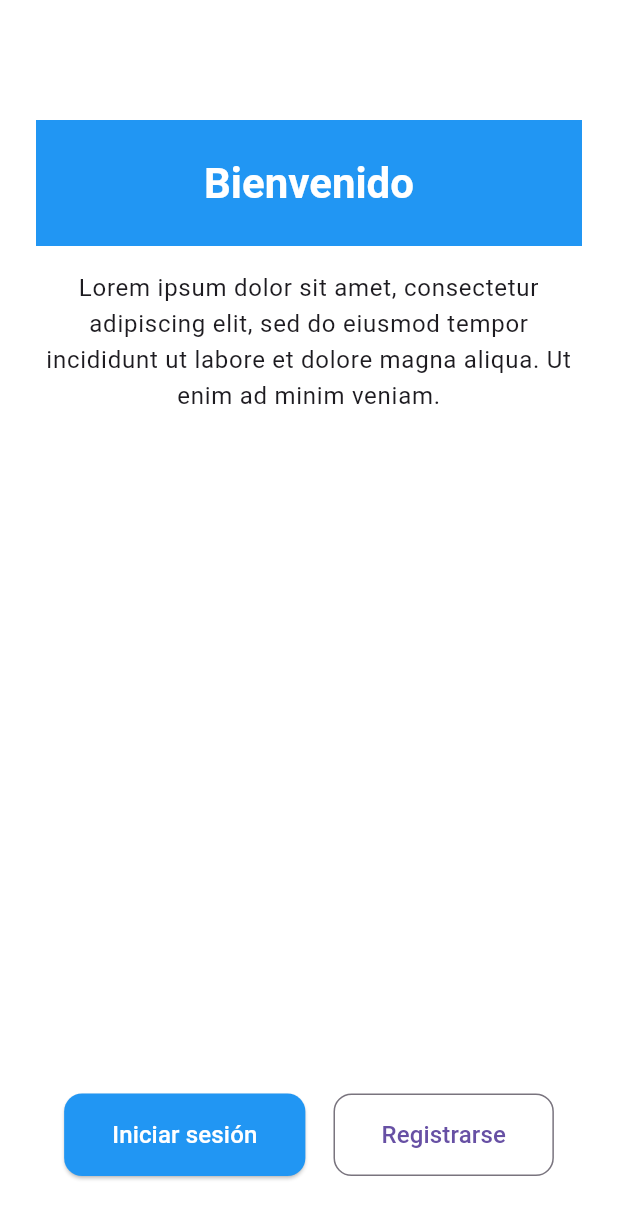
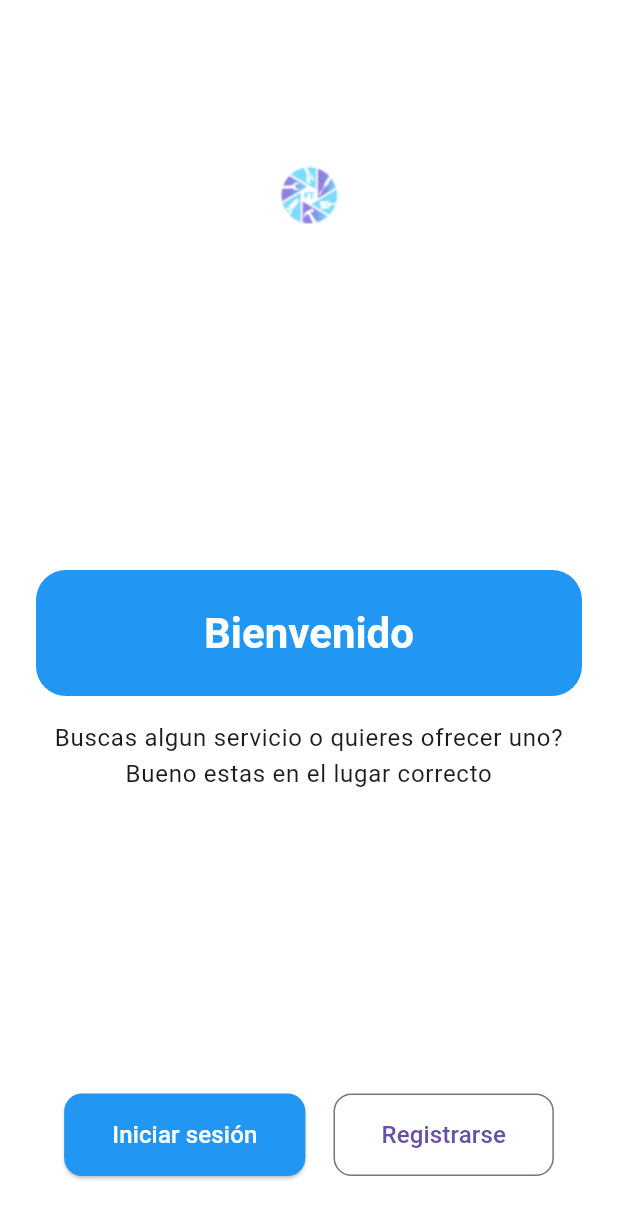
Before and after one commit to Brau2728/ForjaTrabajo, a Flutter app: the screen it shows after launch, on a phone screen of 412 x 824 dp. Shown: the top 1219 px of the screen. Run offline on Flutter 3.47's test engine with Material 3 defaults, Android fonts, the phone set to English and light mode, and no system bars.

Commit message:
prueba 1

```diff
--- a/lib/screens/bienvenida_screen.dart
+++ b/lib/screens/bienvenida_screen.dart
@@ -14,10 +14,23 @@ class BienvenidaScreen extends StatelessWidget {
             crossAxisAlignment: CrossAxisAlignment.center,
             children: [
               const SizedBox(height: 80),
+
+               // Logo en la parte superior
+              Image.asset(
+              'assets/logo.png',
+              height: 100, // puedes ajustar el tamaño
+              ),
+
+             const SizedBox(height: 200),
+
+
               Container(    //contenedor del bienvenido
               width: double.infinity,
               padding: const EdgeInsets.symmetric(vertical: 24),
-              color: Colors.blue, // Fondo azul
+              decoration: BoxDecoration(
+              color: Colors.blue,
+              borderRadius: BorderRadius.circular(20), // redondear los contornos del contenedor
+              ),
               child: Text(
                 'Bienvenido',
                   textAlign: TextAlign.center,
@@ -30,7 +43,7 @@ class BienvenidaScreen extends StatelessWidget {
 
               const SizedBox(height: 16),
               Text(
-                'Lorem ipsum dolor sit amet, consectetur adipiscing elit, sed do eiusmod tempor incididunt ut labore et dolore magna aliqua. Ut enim ad minim veniam.',
+                'Buscas algun servicio o quieres ofrecer uno? Bueno estas en el lugar correcto',
                 textAlign: TextAlign.center,
                 style: Theme.of(context).textTheme.bodyLarge,
               ),
--- a/pubspec.yaml
+++ b/pubspec.yaml
@@ -17,3 +17,6 @@ dev_dependencies:
 
 flutter:
   uses-material-design: true
+
+  assets:
+    - assets/logo.png
```
Also changed, not shown: assets/logo.png (added).
